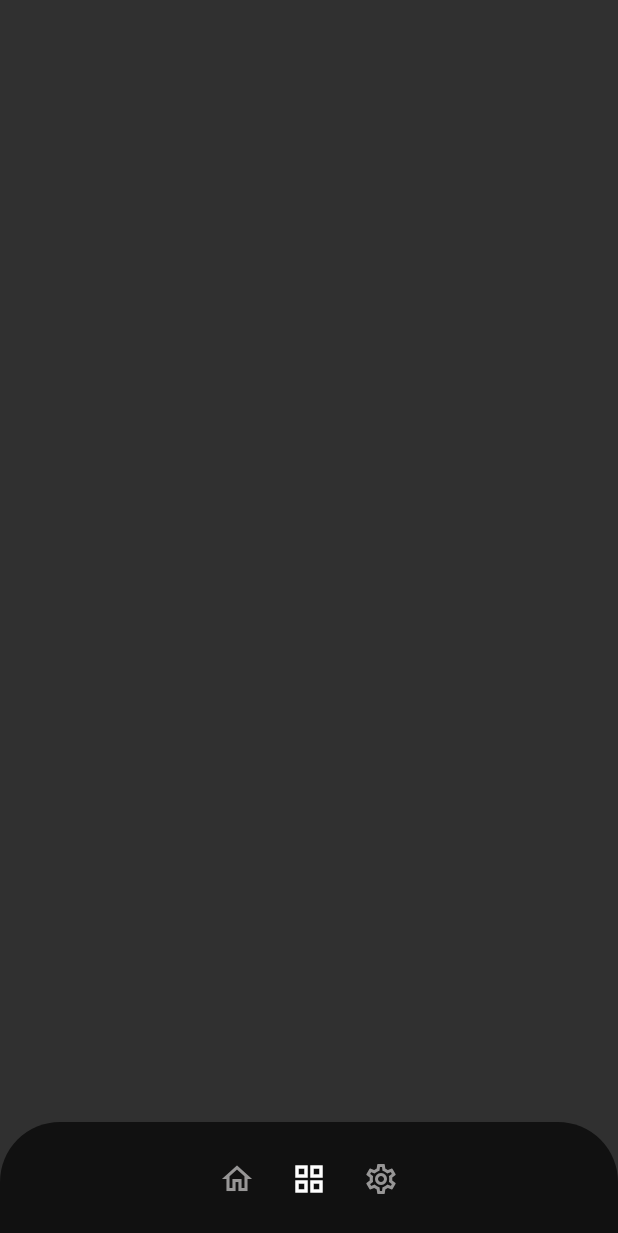
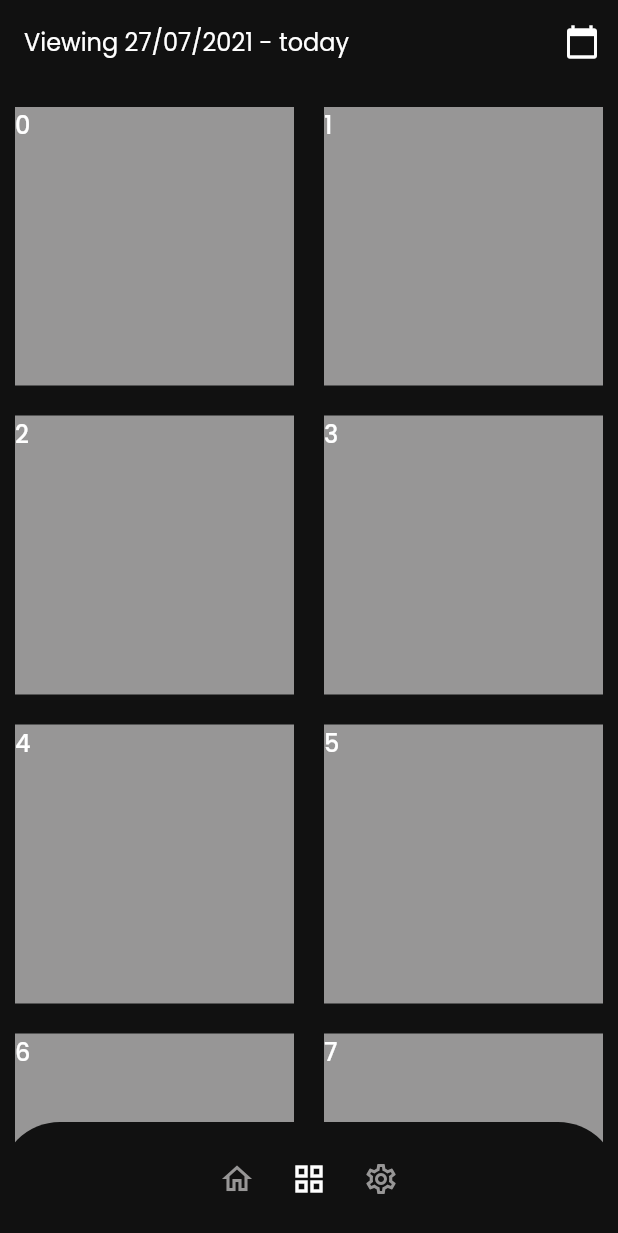
Before and after one commit to WillACosta/astronomy, a Flutter app: the HomePage screen opened by its route, after a tap on the "grid view" icon, on a phone screen of 412 x 824 dp. Shown: the top 1233 px of the screen. Run offline on Flutter 3.47's test engine with Material 2 defaults, Android fonts, the phone set to English and light mode, and no system bars; our stand-ins replace flutter_mobx, fpdart, get_it, google_fonts, injectable, mobx; generated files the repository leaves out were written again; network calls fail.

Commit message:
feat: Add grid page static layout

```diff
--- a/lib/app_theme.dart
+++ b/lib/app_theme.dart
@@ -26,4 +26,8 @@ final appTheme = ThemeData(
   textTheme: GoogleFonts.poppinsTextTheme().apply(
     displayColor: AppColors.secondary,
   ),
+  appBarTheme: AppBarTheme(
+    backgroundColor: AppColors.primary,
+  ),
+  scaffoldBackgroundColor: AppColors.primary,
 );
--- a/lib/application/home/home_store.dart
+++ b/lib/application/home/home_store.dart
@@ -13,17 +13,22 @@ abstract class _HomeStoreBase with Store {
   final IHomeUseCase _usecase;
 
   _HomeStoreBase(this._usecase) {
-    getMedia();
+    // getMedia();
   }
 
   @observable
   HomeState state = InitialState();
+
+  @observable
+  bool isMediaLoaded = false;
 
   @action
   setState(HomeState value) => state = value;
 
   @action
   getMedia() async {
+    if (isMediaLoaded) return;
+
     setState(LoadingState());
 
     final result = await _usecase.getMediaOfTheDay();
@@ -32,9 +37,10 @@ abstract class _HomeStoreBase with Store {
       (error) => setState(
         ErrorState(error),
       ),
-      (result) => setState(
-        SuccessState(result),
-      ),
+      (result) {
+        setState(SuccessState(result));
+        isMediaLoaded = true;
+      },
     );
   }
 }
--- /dev/null
+++ b/lib/presentation/pages/grid/components/grid_page_body.dart
@@ -0,0 +1,28 @@
+import 'package:astronomy/presentation/utils/utils.dart';
+import 'package:flutter/material.dart';
+
+class GridPageBody extends StatelessWidget {
+  const GridPageBody({Key? key}) : super(key: key);
+
+  @override
+  Widget build(BuildContext context) {
+    return Padding(
+      padding: const EdgeInsets.symmetric(horizontal: 10, vertical: 15),
+      child: GridView.count(
+        crossAxisCount: 2,
+        mainAxisSpacing: 20,
+        crossAxisSpacing: 20,
+        children: List.generate(
+          20,
+          (index) => Container(
+            color: AppColors.accent,
+            child: Text(
+              '$index',
+              style: AppTextStyles.bodyHead,
+            ),
+          ),
+        ),
+      ),
+    );
+  }
+}
--- a/lib/presentation/pages/grid/grid_page.dart
+++ b/lib/presentation/pages/grid/grid_page.dart
@@ -1,7 +1,9 @@
 import 'package:flutter/material.dart';
 
-import '../../utils/utils.dart' show MenuState;
+import '../../utils/utils.dart' show AppTextStyles, MenuState;
 import '../../widgets/widgets.dart' show BottomNavigation;
+
+import 'components/grid_page_body.dart';
 
 class GridPage extends StatelessWidget {
   const GridPage({Key? key}) : super(key: key);
@@ -9,7 +11,24 @@ class GridPage extends StatelessWidget {
   @override
   Widget build(BuildContext context) {
     return Scaffold(
-      body: Container(),
+      extendBody: true,
+      appBar: AppBar(
+        automaticallyImplyLeading: false,
+        elevation: 0,
+        title: Text(
+          'Viewing 27/07/2021 - today',
+          style: AppTextStyles.body,
+        ),
+        actions: [
+          IconButton(
+            onPressed: () {},
+            icon: Icon(
+              Icons.calendar_today,
+            ),
+          ),
+        ],
+      ),
+      body: GridPageBody(),
       bottomNavigationBar: BottomNavigation(selectedMenu: MenuState.grid),
     );
   }
--- a/lib/presentation/pages/home/home_page.dart
+++ b/lib/presentation/pages/home/home_page.dart
@@ -18,6 +18,18 @@ class HomePage extends StatefulWidget {
 
 class _HomePageState extends State<HomePage> {
   final _store = locator<HomeStore>();
+
+  @override
+  void initState() {
+    super.initState();
+  }
+
+  @override
+  void didChangeDependencies() {
+    super.didChangeDependencies();
+
+    _store.getMedia();
+  }
 
   @override
   Widget build(BuildContext context) {
```
Also changed, not shown: lib/application/home/home_store.g.dart.
